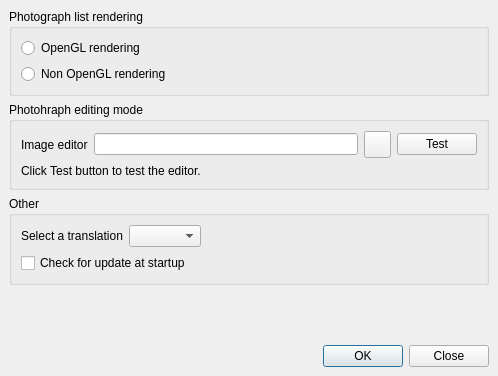
The window that trunk/src/dialogs/configuration.ui (BackupTheBerlios/galerist-svn) describes before a commit, drawn with Qt 5.
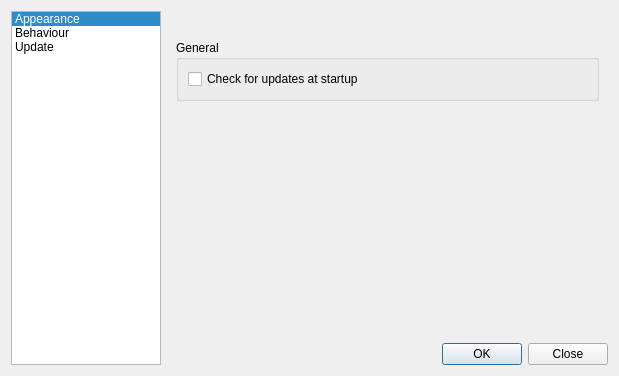
The same window after the commit. The open tabs and pages were chosen to show the change. Icons and pictures are not drawn. Custom widgets are drawn as their Qt base class.

Commit message: Redesigned Configuration dialog. More rewrite follows!

Patch:
```diff
--- a/trunk/src/dialogs/configuration.ui
+++ b/trunk/src/dialogs/configuration.ui
@@ -5,7 +5,7 @@
    <rect>
     <x>0</x>
     <y>0</y>
-    <width>498</width>
+    <width>619</width>
     <height>376</height>
    </rect>
   </property>
@@ -13,24 +13,77 @@
    <string>Configuration</string>
   </property>
   <layout class="QGridLayout" >
-   <property name="leftMargin" >
-    <number>9</number>
-   </property>
-   <property name="topMargin" >
-    <number>9</number>
-   </property>
-   <property name="rightMargin" >
-    <number>9</number>
-   </property>
-   <property name="bottomMargin" >
-    <number>9</number>
-   </property>
-   <property name="horizontalSpacing" >
-    <number>6</number>
-   </property>
-   <property name="verticalSpacing" >
-    <number>6</number>
-   </property>
+   <item rowspan="2" row="0" column="0" >
+    <widget class="QListWidget" name="configList" >
+     <property name="minimumSize" >
+      <size>
+       <width>150</width>
+       <height>0</height>
+      </size>
+     </property>
+     <property name="maximumSize" >
+      <size>
+       <width>150</width>
+       <height>16777215</height>
+      </size>
+     </property>
+     <property name="autoScroll" >
+      <bool>false</bool>
+     </property>
+     <property name="editTriggers" >
+      <set>QAbstractItemView::NoEditTriggers</set>
+     </property>
+     <property name="iconSize" >
+      <size>
+       <width>32</width>
+       <height>32</height>
+      </size>
+     </property>
+     <property name="textElideMode" >
+      <enum>Qt::ElideNone</enum>
+     </property>
+     <property name="layoutMode" >
+      <enum>QListView::SinglePass</enum>
+     </property>
+     <property name="viewMode" >
+      <enum>QListView::ListMode</enum>
+     </property>
+     <property name="currentRow" >
+      <number>0</number>
+     </property>
+     <item>
+      <property name="text" >
+       <string>Appearance</string>
+      </property>
+      <property name="icon" >
+       <iconset resource="../resources.qrc" >:/images/config-appearance.png</iconset>
+      </property>
+     </item>
+     <item>
+      <property name="text" >
+       <string>Behaviour</string>
+      </property>
+      <property name="icon" >
+       <iconset resource="../resources.qrc" >:/images/config-behaviour.png</iconset>
+      </property>
+     </item>
+     <item>
+      <property name="text" >
+       <string>Update</string>
+      </property>
+      <property name="icon" >
+       <iconset resource="../resources.qrc" >:/images/upgrade.png</iconset>
+      </property>
+     </item>
+    </widget>
+   </item>
+   <item row="0" column="1" >
+    <widget class="QStackedWidget" name="configWidget" >
+     <property name="currentIndex" >
+      <number>0</number>
+     </property>
+     <widget class="QWidget" name="appearancePage" >
+      <layout class="QGridLayout" >
    <item row="0" column="0" >
     <widget class="QGroupBox" name="groupBox" >
      <property name="title" >
@@ -73,6 +126,45 @@
     </widget>
    </item>
    <item row="1" column="0" >
+        <widget class="QGroupBox" name="groupBox_4" >
+         <property name="title" >
+          <string>Translations</string>
+         </property>
+         <layout class="QGridLayout" >
+          <item row="0" column="0" >
+           <widget class="QLabel" name="label_2" >
+            <property name="text" >
+             <string>Select a translation</string>
+            </property>
+            <property name="buddy" >
+             <cstring>translationBox</cstring>
+            </property>
+           </widget>
+          </item>
+          <item row="0" column="1" >
+           <widget class="QComboBox" name="translationBox" />
+          </item>
+         </layout>
+        </widget>
+       </item>
+       <item row="2" column="0" >
+        <spacer>
+         <property name="orientation" >
+          <enum>Qt::Vertical</enum>
+         </property>
+         <property name="sizeHint" >
+          <size>
+           <width>20</width>
+           <height>40</height>
+          </size>
+         </property>
+        </spacer>
+       </item>
+      </layout>
+     </widget>
+     <widget class="QWidget" name="behaviourPage" >
+      <layout class="QGridLayout" >
+       <item row="0" column="0" >
     <widget class="QGroupBox" name="groupBox_2" >
      <property name="title" >
       <string>Photohraph editing mode</string>
@@ -164,89 +256,91 @@
      </layout>
     </widget>
    </item>
-   <item row="5" column="0" >
+       <item row="1" column="0" >
+        <spacer>
+         <property name="orientation" >
+          <enum>Qt::Vertical</enum>
+         </property>
+         <property name="sizeHint" >
+          <size>
+           <width>20</width>
+           <height>40</height>
+          </size>
+         </property>
+        </spacer>
+       </item>
+      </layout>
+     </widget>
+     <widget class="QWidget" name="updatePage" >
+      <layout class="QGridLayout" >
+       <item row="0" column="0" >
+        <widget class="QLabel" name="label_4" >
+         <property name="maximumSize" >
+          <size>
+           <width>200</width>
+           <height>64</height>
+          </size>
+         </property>
+         <property name="text" >
+          <string/>
+         </property>
+         <property name="pixmap" >
+          <pixmap resource="../resources.qrc" >:/images/uniupdate.png</pixmap>
+         </property>
+         <property name="scaledContents" >
+          <bool>true</bool>
+         </property>
+        </widget>
+       </item>
+       <item row="1" column="0" >
+        <widget class="QGroupBox" name="groupBox_5" >
+         <property name="sizePolicy" >
+          <sizepolicy vsizetype="Preferred" hsizetype="Expanding" >
+           <horstretch>0</horstretch>
+           <verstretch>0</verstretch>
+          </sizepolicy>
+         </property>
+         <property name="title" >
+          <string>General</string>
+         </property>
+         <layout class="QGridLayout" >
+          <item row="0" column="0" >
+           <widget class="QCheckBox" name="updateBox" >
+            <property name="text" >
+             <string>Check for updates at startup</string>
+            </property>
+           </widget>
+          </item>
+         </layout>
+        </widget>
+       </item>
+       <item row="2" column="0" >
+        <spacer>
+         <property name="orientation" >
+          <enum>Qt::Vertical</enum>
+         </property>
+         <property name="sizeHint" >
+          <size>
+           <width>200</width>
+           <height>81</height>
+          </size>
+         </property>
+        </spacer>
+       </item>
+      </layout>
+     </widget>
+    </widget>
+   </item>
+   <item row="1" column="1" >
     <widget class="QDialogButtonBox" name="buttonBox" >
      <property name="orientation" >
       <enum>Qt::Horizontal</enum>
      </property>
      <property name="standardButtons" >
-      <set>QDialogButtonBox::Close|QDialogButtonBox::Ok</set>
+      <set>QDialogButtonBox::Close|QDialogButtonBox::NoButton|QDialogButtonBox::Ok</set>
      </property>
     </widget>
    </item>
-   <item row="4" column="0" >
-    <spacer>
-     <property name="orientation" >
-      <enum>Qt::Vertical</enum>
-     </property>
-     <property name="sizeHint" >
-      <size>
-       <width>20</width>
-       <height>40</height>
-      </size>
-     </property>
-    </spacer>
-   </item>
-   <item row="3" column="0" >
-    <widget class="QGroupBox" name="groupBox_3" >
-     <property name="title" >
-      <string>Other</string>
-     </property>
-     <layout class="QGridLayout" >
-      <property name="leftMargin" >
-       <number>9</number>
-      </property>
-      <property name="topMargin" >
-       <number>9</number>
-      </property>
-      <property name="rightMargin" >
-       <number>9</number>
-      </property>
-      <property name="bottomMargin" >
-       <number>9</number>
-      </property>
-      <property name="horizontalSpacing" >
-       <number>6</number>
-      </property>
-      <property name="verticalSpacing" >
-       <number>6</number>
-      </property>
-      <item row="1" column="2" >
-       <spacer>
-        <property name="orientation" >
-         <enum>Qt::Horizontal</enum>
-        </property>
-        <property name="sizeHint" >
-         <size>
-          <width>40</width>
-          <height>20</height>
-         </size>
-        </property>
-       </spacer>
-      </item>
-      <item row="1" column="1" >
-       <widget class="QComboBox" name="translationBox" />
-      </item>
-      <item row="1" column="0" >
-       <widget class="QLabel" name="label_2" >
-        <property name="text" >
-         <string>Select a translation</string>
-        </property>
-        <property name="buddy" >
-         <cstring>translationBox</cstring>
-        </property>
-       </widget>
-      </item>
-      <item row="2" column="0" colspan="3" >
-       <widget class="QCheckBox" name="updateBox" >
-        <property name="text" >
-         <string>Check for update at startup</string>
-        </property>
-       </widget>
-      </item>
-     </layout>
-    </widget>
-   </item>
   </layout>
  </widget>
  <customwidgets>
```
Left out of the diff: 20 changed lines with no effect on the pictures. Lines whose indentation alone changed are shown as unchanged. The commit also changes 5 other files.
